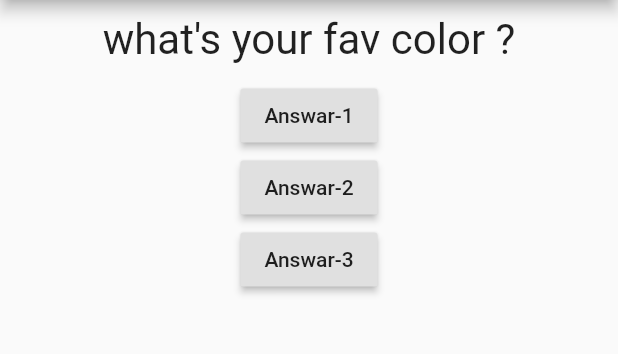
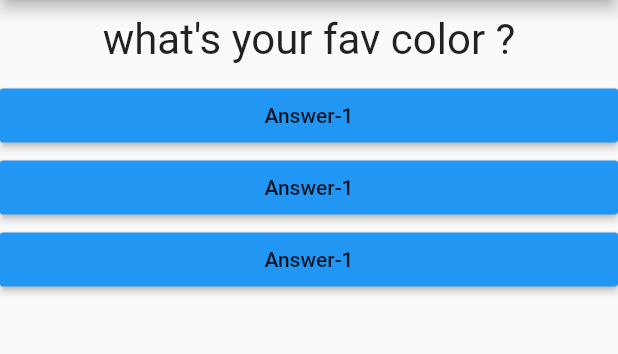
Before and after one commit to Jagannath-Mishra/flutter_quiz_app, a Flutter app: the screen it shows after launch, on a phone screen of 412 x 824 dp, the part 84-438 px from its top. Run offline on Flutter 3.47's test engine with Material 2 defaults, Android fonts, the phone set to English and light mode, and no system bars.

Commit message:
Shifting to answer class

```diff
--- /dev/null
+++ b/lib/answer.dart
@@ -0,0 +1,20 @@
+
+import 'package:flutter/material.dart';
+
+class Answer extends StatelessWidget{
+  final Function selectHandler;
+
+  Answer(this.selectHandler);
+   @override
+  Widget build(BuildContext context) {
+     return Container(
+       width: double.infinity,
+       child: RaisedButton(
+            color: Colors.blue,
+           child: Text('Answer-1'),
+         onPressed: selectHandler,
+       ),
+     );
+
+  }
+}
--- a/lib/main.dart
+++ b/lib/main.dart
@@ -1,4 +1,5 @@
 import 'package:flutter/material.dart';
+import 'package:flutter_app/answer.dart';
 import 'package:flutter_app/question.dart';
 
 /*void main(){
@@ -47,18 +48,9 @@ class _MyStateApp extends State<MyApp> {
             Question(
               questions[_questionIndex],
             ),
-            RaisedButton(
-              child: Text('Answar-1'),
-              onPressed: _answarClicked,
-            ),
-            RaisedButton(
-              child: Text('Answar-2'),
-              onPressed: _answarClicked,
-            ),
-            RaisedButton(
-              child: Text('Answar-3'),
-              onPressed: _answarClicked,
-            ),
+            Answer(_answarClicked),
+            Answer(_answarClicked),
+            Answer(_answarClicked),
           ],
         ),
       ),
```
